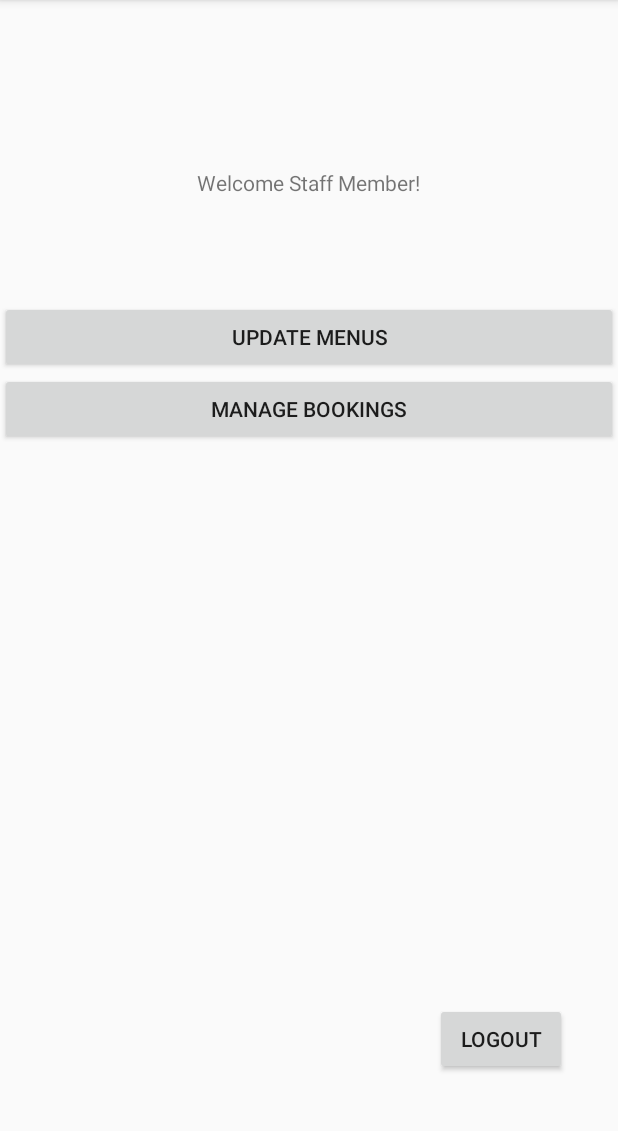
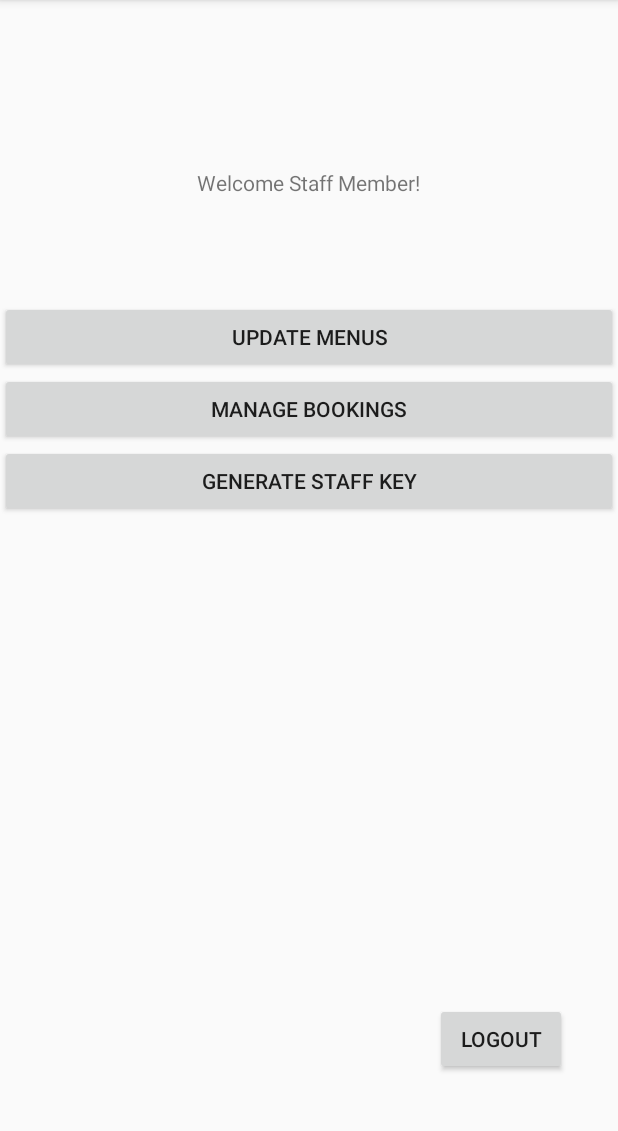
Before and after one commit to BrendanKhavin/SES1B-G2, an Android app: the staffmain screen opened directly, with no data from a screen before it, on a phone screen of 412 x 824 dp, the part 84-1215 px from its top. Run offline under Robolectric (Android 15) with nearby library versions, the light colour scheme and no system bars; our stand-ins replace Firebase (no records; nobody signed in at launch, a user with empty details on screens opened directly).

Commit message:
Staff registration and login complete
dynamic staff registration and login

```diff
--- a/app/src/main/AndroidManifest.xml
+++ b/app/src/main/AndroidManifest.xml
@@ -11,8 +11,9 @@
         android:roundIcon="@mipmap/ic_launcher_round"
         android:supportsRtl="true"
         android:theme="@style/AppTheme">
-        <activity android:name=".LunchMenu"/>
-        <activity android:name=".DinnerMenuUpdater"/>
+        <activity android:name=".keyGen"></activity>
+        <activity android:name=".LunchMenu" />
+        <activity android:name=".DinnerMenuUpdater" />
         <activity android:name=".LunchMenuUpdater" />
         <activity android:name=".menuUpdateMain" />
         <activity android:name=".staffmain" />
--- a/app/src/main/java/com/example/erestaurant/staffmain.java
+++ b/app/src/main/java/com/example/erestaurant/staffmain.java
@@ -1,27 +1,70 @@
 package com.example.erestaurant;
 
+import androidx.annotation.NonNull;
 import androidx.appcompat.app.AppCompatActivity;
 
 import android.content.Intent;
 import android.os.Bundle;
 import android.view.View;
 import android.widget.Button;
+import android.widget.Toast;
 
 import com.google.firebase.auth.FirebaseAuth;
+import com.google.firebase.database.DataSnapshot;
+import com.google.firebase.database.DatabaseError;
+import com.google.firebase.database.DatabaseReference;
+import com.google.firebase.database.FirebaseDatabase;
+import com.google.firebase.database.ValueEventListener;
 
 public class staffmain extends AppCompatActivity {
 
-    Button mUpdateMenus;
-
+    Button mUpdateMenus, mStaffKey;
+    DatabaseReference reff;
+    FirebaseAuth fAuth;
+    String currentUserId;
     @Override
     protected void onCreate(Bundle savedInstanceState) {
         super.onCreate(savedInstanceState);
         setContentView(R.layout.activity_staffmain);
 
         mUpdateMenus = findViewById(R.id.menuupdateBtn);
+        mStaffKey = findViewById(R.id.staffKeyBtn);
 
 
-        //fAuth = FirebaseAuth.getInstance();
+        fAuth = FirebaseAuth.getInstance();
+        currentUserId = fAuth.getCurrentUser().getUid();
+        reff = FirebaseDatabase.getInstance().getReference().child("MemberInfo").child(currentUserId);
+
+        reff.addValueEventListener(new ValueEventListener() {
+            @Override
+            public void onDataChange(@NonNull DataSnapshot dataSnapshot) {
+
+                if(dataSnapshot.exists()) {
+                    String myKey = dataSnapshot.child("userKey").getValue().toString();
+                    if(!myKey.equals("5399921ZX")) {
+                        mUpdateMenus.setVisibility(View.INVISIBLE);
+                        mStaffKey.setVisibility(View.INVISIBLE);
+                    } else {
+                        mUpdateMenus.setVisibility(View.VISIBLE);
+                        mStaffKey.setVisibility(View.VISIBLE);
+                    }
+                } else {
+
+                    Toast.makeText(getApplicationContext(), "****NOT FOUND****", Toast.LENGTH_LONG).show();
+                }
+
+
+
+            }
+
+            @Override
+            public void onCancelled(@NonNull DatabaseError databaseError) {
+                //Toast.makeText(this, databaseError.getCode(), Toast.LENGTH_SHORT.show();
+                Toast.makeText(staffmain.this, "unable", Toast.LENGTH_SHORT).show();
+            }
+        });
+
+
 
         mUpdateMenus.setOnClickListener(new View.OnClickListener() {
             @Override
@@ -29,6 +72,15 @@ public class staffmain extends AppCompatActivity {
                 startActivity(new Intent(getApplicationContext(),menuUpdateMain.class));
             }
         });
+
+        mStaffKey.setOnClickListener(new View.OnClickListener() {
+            @Override
+            public void onClick(View view) {
+                startActivity(new Intent(getApplicationContext(),keyGen.class));
+            }
+        });
+
+
 
     }
 
--- a/app/src/main/res/layout/activity_staffmain.xml
+++ b/app/src/main/res/layout/activity_staffmain.xml
@@ -59,4 +59,14 @@
         app:layout_constraintStart_toStartOf="parent"
         app:layout_constraintTop_toBottomOf="@+id/menuupdateBtn" />
 
+    <Button
+        android:id="@+id/staffKeyBtn"
+        android:layout_width="0dp"
+        android:layout_height="wrap_content"
+        android:text="generate staff key"
+        app:layout_constraintEnd_toEndOf="parent"
+        app:layout_constraintHorizontal_bias="1.0"
+        app:layout_constraintStart_toStartOf="parent"
+        app:layout_constraintTop_toBottomOf="@+id/managebookBtn" />
+
 </androidx.constraintlayout.widget.ConstraintLayout>
```
Also changed, not shown: app/src/main/java/com/example/erestaurant/Login.java (+39 -8 lines), app/src/main/java/com/example/erestaurant/MemberInfo.java (+9 -0 lines), app/src/main/java/com/example/erestaurant/Register.java (+47 -10 lines), app/src/main/java/com/example/erestaurant/StaffKeys.java (added, +23 -0 lines), app/src/main/java/com/example/erestaurant/keyGen.java (added, +72 -0 lines), app/src/main/res/layout/activity_key_gen.xml (added, +46 -0 lines), app/src/main/res/layout/activity_register.xml (+16 -0 lines).
